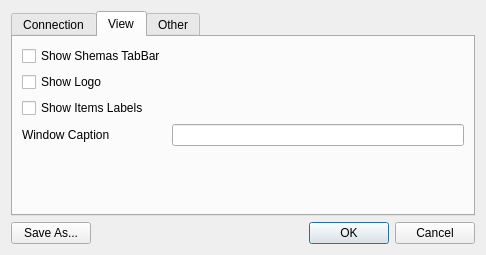
The window that Monitor/DialogSettings.ui (whiteman-kr/u7set) describes before a commit, drawn with Qt 5.
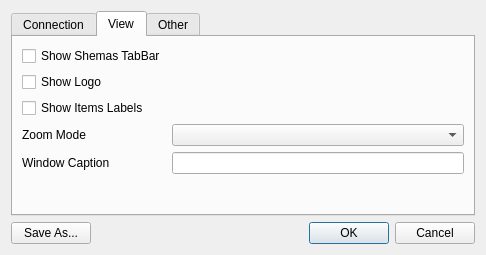
The same window after the commit. The open tabs and pages were chosen to show the change.

Commit message: RPCT-3616, Monitor: Added application setting "Zoom Mode"

```diff
--- a/Monitor/DialogSettings.ui
+++ b/Monitor/DialogSettings.ui
@@ -168,7 +168,7 @@
          </property>
         </widget>
        </item>
-       <item row="4" column="0">
+       <item row="6" column="0">
         <spacer name="verticalSpacer_3">
          <property name="orientation">
           <enum>Qt::Vertical</enum>
@@ -181,14 +181,14 @@
          </property>
         </spacer>
        </item>
-       <item row="3" column="0">
+       <item row="4" column="0">
         <widget class="QLabel" name="windowCaptionLabel">
          <property name="text">
           <string>Window Caption</string>
          </property>
         </widget>
        </item>
-       <item row="3" column="1">
+       <item row="4" column="1">
         <widget class="QLineEdit" name="windowCaptionEdit"/>
        </item>
        <item row="0" column="0">
@@ -198,6 +198,16 @@
          </property>
         </widget>
        </item>
+       <item row="3" column="0">
+        <widget class="QLabel" name="zoomModeLabel">
+         <property name="text">
+          <string>Zoom Mode</string>
+         </property>
+        </widget>
+       </item>
+       <item row="3" column="1">
+        <widget class="QComboBox" name="zoomModeComboBox"/>
+       </item>
       </layout>
      </widget>
      <widget class="QWidget" name="tabOther">
```
Left out of the diff: 2 changed lines with no effect on the pictures. The commit also changes 13 other files.
